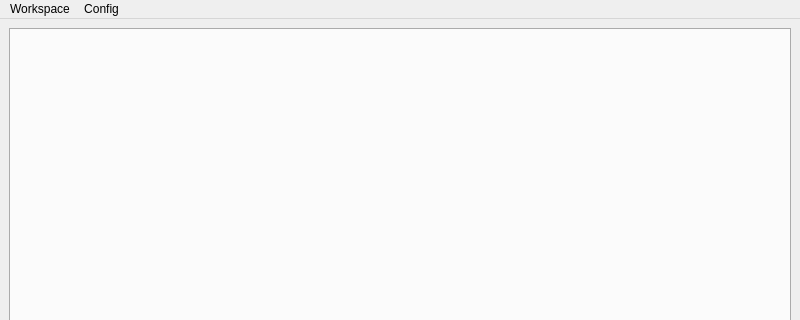
The window that Orbitool/UI/Main.ui (l460289052/Orbitool) describes before a commit, drawn with Qt 5; both pictures show x 0 to 800 and y 0 to 320 of the 800 by 600 pixel window.
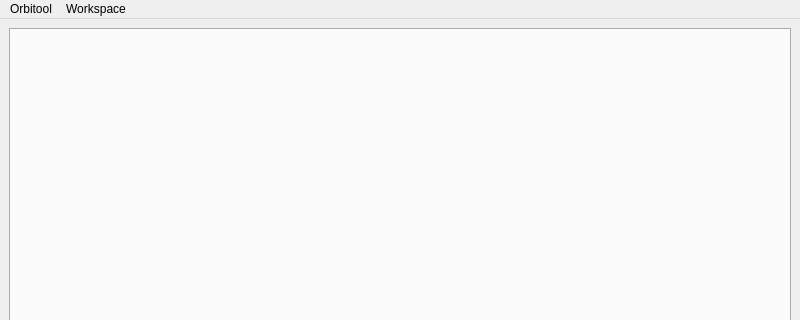
The same window after the commit.

```diff
--- a/Orbitool/UI/Main.ui
+++ b/Orbitool/UI/Main.ui
@@ -45,7 +45,7 @@
      <x>0</x>
      <y>0</y>
      <width>800</width>
-     <height>18</height>
+     <height>26</height>
     </rect>
    </property>
    <widget class="QMenu" name="menuWorkspace">
@@ -55,16 +55,18 @@
     <addaction name="workspaceLoadAction"/>
     <addaction name="workspaceSaveAction"/>
     <addaction name="workspaceSaveAsAction"/>
-   </widget>
-   <widget class="QMenu" name="menuConfig">
-    <property name="title">
-     <string>Config</string>
-    </property>
+    <addaction name="separator"/>
     <addaction name="configLoadAction"/>
     <addaction name="configSaveAction"/>
    </widget>
+   <widget class="QMenu" name="menuOrbitool">
+    <property name="title">
+     <string>Orbitool</string>
+    </property>
+    <addaction name="settingAction"/>
+   </widget>
+   <addaction name="menuOrbitool"/>
    <addaction name="menuWorkspace"/>
-   <addaction name="menuConfig"/>
   </widget>
   <widget class="QStatusBar" name="statusbar"/>
   <action name="workspaceSaveAction">
```
Left out of the diff: 20 changed lines with no effect on the pictures.
